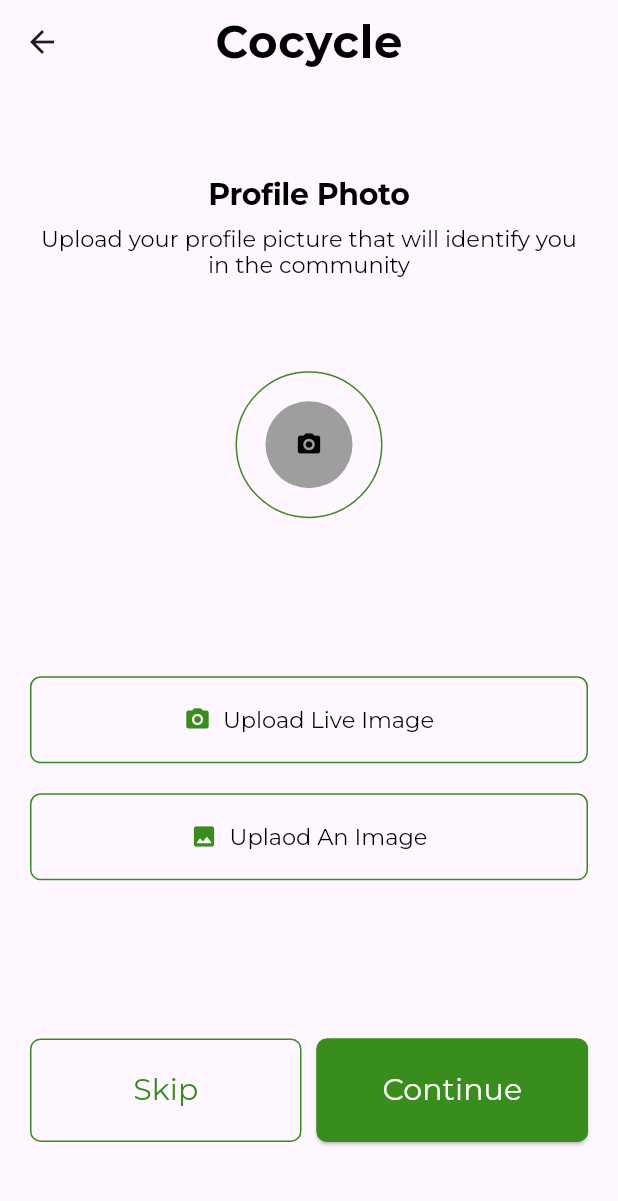
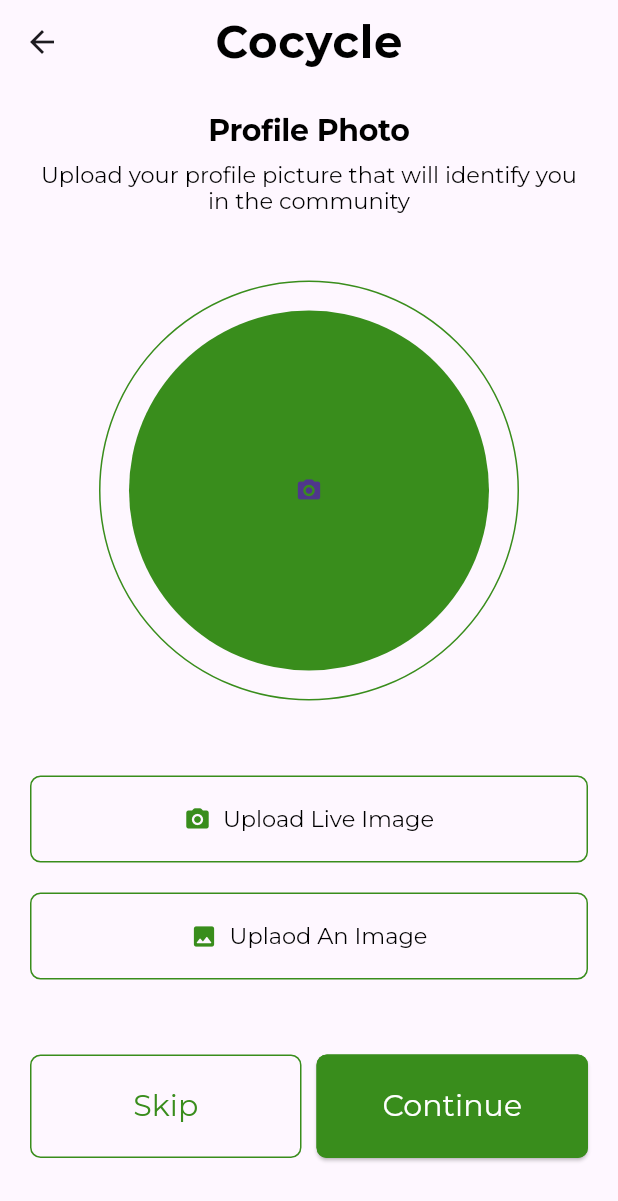
Before and after one commit to maagyei04/cyclone_app_flutter, a Flutter app: the ImageUploadScreen screen opened directly, on a phone screen of 412 x 824 dp. Shown: the top 1201 px of the screen. Run offline on Flutter 3.47's test engine with Material 3 defaults, Android fonts, the phone set to English and light mode, and no system bars; our stand-ins replace cached_network_image, cloud_firestore, firebase_auth, firebase_core, firebase_storage, flutter_otp_text_field and 5 more; missing offline and left inert: intl_phone_number_field; accounts and stored records are empty; network calls fail.

Commit message:
Post controller

```diff
--- a/lib/main.dart
+++ b/lib/main.dart
@@ -12,6 +12,7 @@ void main() {
     DefaultFirebaseOptions.currentPlatform,
   ).then((value) => Get.put(AuthenticationRepository()));
   runApp(const MainApp());
+
 }
 
 class MainApp extends StatelessWidget {
--- a/lib/src/commom_widgets/appbar/appbar.dart
+++ b/lib/src/commom_widgets/appbar/appbar.dart
@@ -1,5 +1,6 @@
 
 
+import 'package:cyclone/src/constants/colors.dart';
 import 'package:cyclone/src/constants/sizes.dart';
 import 'package:flutter/material.dart';
 
@@ -15,7 +16,7 @@ class TAppBar extends StatelessWidget implements PreferredSizeWidget {
   });
 
     final Widget? title;
-    final String? image;
+    final NetworkImage? image;
     final bool showBackArrow;
     final IconData? leadingIcon;
     final List<Widget>? actions;
@@ -28,7 +29,7 @@ class TAppBar extends StatelessWidget implements PreferredSizeWidget {
     child: AppBar(
       automaticallyImplyLeading: false,
       leading: CircleAvatar(
-        backgroundImage:AssetImage(image!),
+        backgroundImage: image, backgroundColor: Colors.green.shade300,
       ),
       title: title,
       actions: actions,
--- a/lib/src/features/core/controllers/image_picker_controller.dart
+++ b/lib/src/features/core/controllers/image_picker_controller.dart
@@ -26,7 +26,7 @@ class ImagePickerController extends GetxController {
       final imageTmp = File(imagePick.path);
 
       image.value = imageTmp;
-
+      print(image.value);
     } on PlatformException catch (e) {
       print("Error: $e");
       print(image.value);
@@ -48,7 +48,7 @@ class ImagePickerController extends GetxController {
       final imageTmp = File(imagePick.path);
 
       image.value = imageTmp;
-
+      print(image.value);
     } on PlatformException catch (e) {
       print("Error: $e");
       print(image.value);
--- a/lib/src/features/core/controllers/profile_controller.dart
+++ b/lib/src/features/core/controllers/profile_controller.dart
@@ -4,6 +4,7 @@ import 'package:cyclone/src/features/authentication/models/school_model.dart';
 import 'package:cyclone/src/features/authentication/models/user_model.dart';
 import 'package:cyclone/src/features/core/models/category_model.dart';
 import 'package:cyclone/src/features/core/models/image_picker_model.dart';
+import 'package:cyclone/src/features/core/models/post_model.dart';
 import 'package:cyclone/src/features/core/models/request_model.dart';
 import 'package:cyclone/src/repository/authentication_repository/authentication_repository.dart';
 import 'package:cyclone/src/repository/user_repository/user_repository.dart';
@@ -48,6 +49,8 @@ class ProfileController extends GetxController {
 
   Future<List<RequestModel>> getAllRequests() async => _userRepo.allRequests();
 
+  Future<List<PostModel>> getAllPosts() async => _userRepo.allPosts();
+
   Future<List<dynamic>> getAllCategories() async =>  _userRepo.allCategories();
 
   Future<List<UserModel>> getAllUsers() async => _userRepo.allUsers();
--- a/lib/src/features/core/screens/image_upload/image_upload.dart
+++ b/lib/src/features/core/screens/image_upload/image_upload.dart
@@ -39,16 +39,18 @@ class ImageUploadScreen extends StatelessWidget {
               if (snapshot.hasData) {
                 UserModel user = snapshot.data as UserModel;
                 return
-                  Column(
-            mainAxisAlignment: MainAxisAlignment.spaceEvenly,
-            crossAxisAlignment: CrossAxisAlignment.center,
+                  SingleChildScrollView(
+                    child: Column(
+                              mainAxisAlignment: MainAxisAlignment.spaceBetween,
+                              crossAxisAlignment: CrossAxisAlignment.stretch,
                               children: [
                                 Column(
+
                                   children: [
                     Text(tImageUploadTitle, style: Theme.of(context).textTheme.displayLarge,),
                     const SizedBox(height: tFormHeight - 20,),
                     Text(tImageUploadSubTitle, textAlign: TextAlign.center, style: Theme.of(context).textTheme.displayMedium,),
-                  const SizedBox(height: tFormHeight - 10,),
+                    const SizedBox(height: tFormHeight + 15,),
                                   ],
                                 ),
 
@@ -61,35 +63,21 @@ class ImageUploadScreen extends StatelessWidget {
                     foregroundColor: const Color.fromARGB(255, 4, 2, 2),
                                   ),
                                   child: Obx(
-                  () => Container(
-                    padding: const EdgeInsets.all(20.0),
-                    decoration: const BoxDecoration(
-                      color: Colors.grey, shape: BoxShape.circle
-                    ),
-                    child: kIsWeb ?
-                    controller.image.value.path == ''
+                    () => CircleAvatar(
+                      backgroundColor: tPrimaryColor,
+                      radius: 120.0,
+                      backgroundImage: controller.image.value.path != ''
+                          ? NetworkImage(controller.image.value.path)
+                          : null,
+                      child: controller.image.value.path == ''
                           ? const Icon(Icons.camera_alt_rounded)
-                      :  CircleAvatar(
-                        child: Image.network(
-                            controller.image.value.path
-                          ),
-                      )
-
-                        :
-
-                    controller.image.value.path == ''
-                      ? const Icon(Icons.camera_alt_rounded)
-                      : CircleAvatar(
-                        child: Image.file(
-                          File(controller.image.value.path)
-                        ),
+                          : null,
                     ),
 
                                   ),
                                 ),
-              ),
 
-              const SizedBox(height: tFormHeight - 10,),
+                                const SizedBox(height: tFormHeight + 20,),
 
                                 Column(
                                   children: [
@@ -120,7 +108,7 @@ class ImageUploadScreen extends StatelessWidget {
                                   ],
                                 ),
 
-              const SizedBox(height: tFormHeight - 10,),
+                                const SizedBox(height: tFormHeight + 20,),
 
                                 Row(
                                   children: [
@@ -154,6 +142,7 @@ class ImageUploadScreen extends StatelessWidget {
                                 )
 
                               ],
+                            ),
                   );
               } else if (snapshot.hasError) {
                 // ignore: avoid_print
--- a/lib/src/features/core/screens/post/widgets/form_widget.dart
+++ b/lib/src/features/core/screens/post/widgets/form_widget.dart
@@ -171,7 +171,7 @@ class _FormWidgetState extends State<FormWidget> {
                       controller3.image.value.path == ''
                         ? const Icon(Icons.add_a_photo_rounded)
                         :  Image.network(
-                            controller3.image.value.path, fit: BoxFit.fitHeight,
+                            controller3.image.value.path, fit: BoxFit.cover,
                           )
 
                           :
@@ -179,7 +179,7 @@ class _FormWidgetState extends State<FormWidget> {
                       controller3.image.value.path == ''
                         ? const Icon(Icons.add_a_photo_rounded)
                         : Image.file(
-                          File(controller3.image.value.path), fit: BoxFit.fitHeight,
+                          File(controller3.image.value.path), fit: BoxFit.cover,
                         ),
                   ),
                 ),
--- a/lib/src/features/core/screens/profile/profile.dart
+++ b/lib/src/features/core/screens/profile/profile.dart
@@ -55,8 +55,9 @@ class ProfileScreen extends StatelessWidget {
                                   Row(
                                     mainAxisAlignment: MainAxisAlignment.spaceBetween,
                                     children: [
-                                      const CircleAvatar(
-                                        backgroundImage: AssetImage(tOnBoardingImage1), // Add your image here
+                                      CircleAvatar(
+                                        backgroundImage:NetworkImage(userData.picture),
+                                        backgroundColor: Colors.green.shade300, // Add your image here
                                         radius: 30, // Radius of the circular image
                                       ),
                                       IconButton(onPressed: () {}, icon: const Icon(Icons.edit))
--- a/pubspec.yaml
+++ b/pubspec.yaml
@@ -38,6 +38,7 @@ dependencies:
   ## -- ONBOARDING PACKAGES
   liquid_swipe: ^3.1.0
   smooth_page_indicator: ^1.1.0
+  cached_network_image: ^3.3.0
 
 
 dev_dependencies:
```
Also changed, not shown: lib/src/features/core/screens/home/widgets/detail_screen.dart (+7 -1 lines), lib/src/features/core/screens/home/widgets/home_appbar.dart (+27 -23 lines), lib/src/features/core/screens/home/widgets/requests_posts.dart (+65 -35 lines), lib/src/repository/user_repository/user_repository.dart (+30 -2 lines), pubspec.lock, 1 other file. Lines whose indentation alone changed are shown as unchanged.
